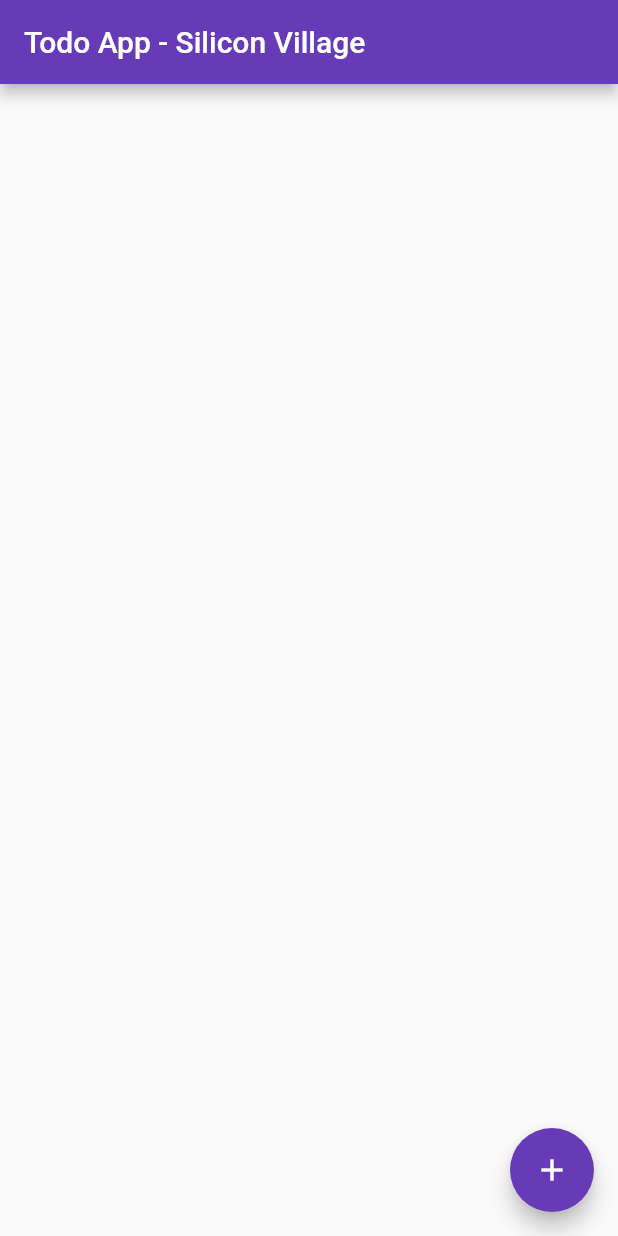
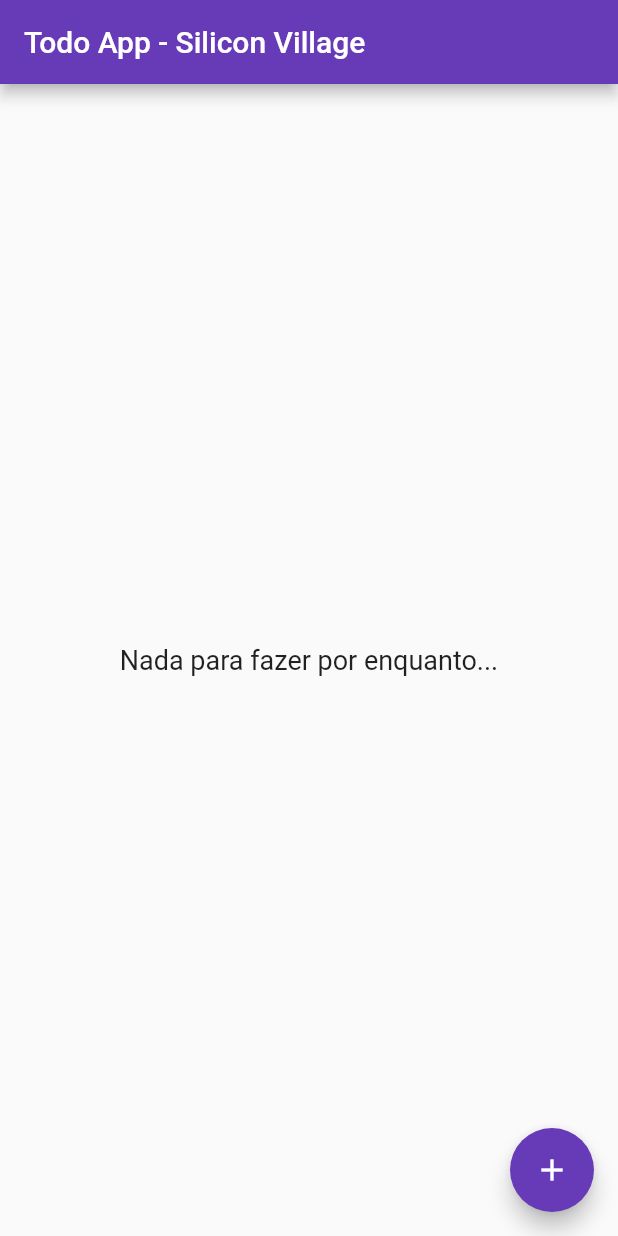
Before and after one commit to MichelHanzenScheeren/todo_app_siliconvillage, a Flutter app: the screen it shows after launch, on a phone screen of 412 x 824 dp. Run offline on Flutter 3.47's test engine with Material 2 defaults, Android fonts, the phone set to English and light mode, and no system bars; our stand-ins replace cloud_firestore, either_dart, firebase_core, get; accounts and stored records are empty.

Commit message:
Adição de Widget ao HomeScreen quando lista de tasks for vazia

```diff
--- a/lib/presentation/screens/home/home_screen.dart
+++ b/lib/presentation/screens/home/home_screen.dart
@@ -21,7 +21,16 @@ class HomeScreen extends StatelessWidget {
           return Visibility(
             visible: !homeController.isLoading.value,
             replacement: const ProgressWidget(),
+            child: Visibility(
+              visible: homeController.tasks.isNotEmpty,
+              replacement: const Center(
+                child: Text(
+                  'Nada para fazer por enquanto...',
+                  style: TextStyle(fontSize: 18),
+                ),
+              ),
               child: ListView.separated(
+                padding: const EdgeInsets.only(bottom: 80),
                 itemCount: homeController.tasks.length,
                 itemBuilder: (context, index) {
                   return TaskWidget(
@@ -36,6 +45,7 @@ class HomeScreen extends StatelessWidget {
                   );
                 },
               ),
+            ),
           );
         }),
       ),
```
Lines whose indentation alone changed are shown as unchanged.
